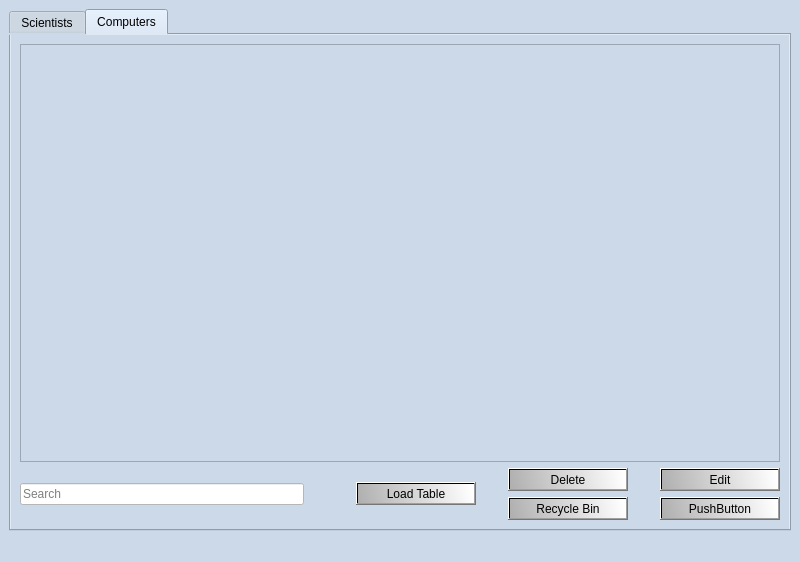
This is verklegt_vika_3/verklegt_GUI/UI/mainwindow.ui in vilhjalmur12/verklegt_1 as Qt 5 draws it before an edit. The edited form follows.
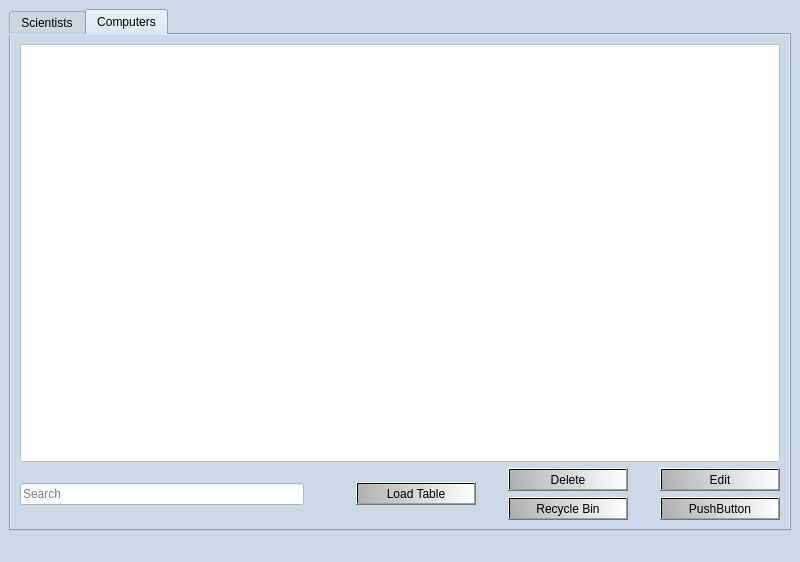
This is the edited form. The open tabs and pages were chosen to show the change. Icons and pictures are not drawn.

Commit message: Sma takkastuss ui i mainwindow

```diff
--- a/verklegt_vika_3/verklegt_GUI/UI/mainwindow.ui
+++ b/verklegt_vika_3/verklegt_GUI/UI/mainwindow.ui
@@ -24,10 +24,19 @@
 background-color: rgb(204, 217, 233);
 }
 
+QWidget::QTabWidget{
+color: rgb(204, 217, 233);
+background-color: rgb(204, 217, 233);
+}
+
 QTabWidget{
 background-color: rgb(204, 217, 233);
 }
 
+QTableView{
+background-color: white;
+}
+
 QLineEdit{
 background-color: white;
 }
@@ -35,12 +44,24 @@
 QPushButton{
 color: rgb(0, 0, 0);
 background-color: qlineargradient(spread:pad, x1:0, y1:0.619, x2:1, y2:0.58, stop:0 rgba(176, 176, 176, 255), stop:1 rgba(255, 255, 255, 255));
-}</string>
+}
+
+QPushButton::hover{
+background-color: qlineargradient(spread:reflect, x1:0, y1:0, x2:1, y2:1, stop:0.318408 rgba(69, 69, 69, 255), stop:1 rgba(162, 162, 162, 255));
+}
+
+QPushButton::pressed{
+background-color: qlineargradient(spread:reflect, x1:0, y1:0, x2:1, y2:1, stop:0.318408 rgba(69, 69, 69, 255), stop:1 rgba(162, 162, 162, 255));
+}
+</string>
   </property>
   <widget class="QWidget" name="centralwidget">
    <layout class="QGridLayout" name="gridLayout">
     <item row="0" column="0">
      <widget class="QTabWidget" name="tabWidget">
+      <property name="autoFillBackground">
+       <bool>false</bool>
+      </property>
       <property name="currentIndex">
        <number>0</number>
       </property>
```
Left out of the diff: 12 changed lines with no effect on the pictures.
